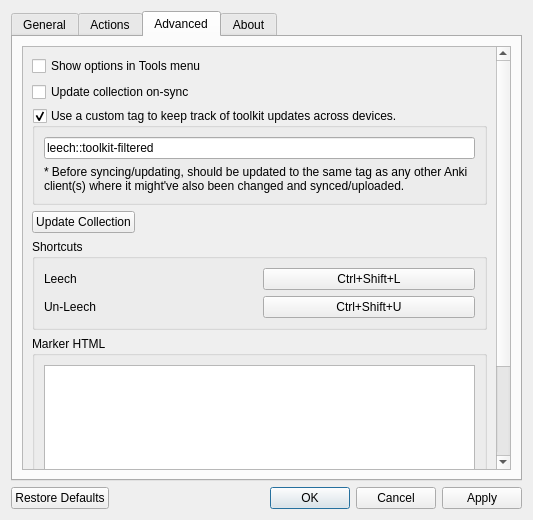
Old version of the form res/ui/options_dialog.ui in the repository iamjustkoi/LeechToolkit.
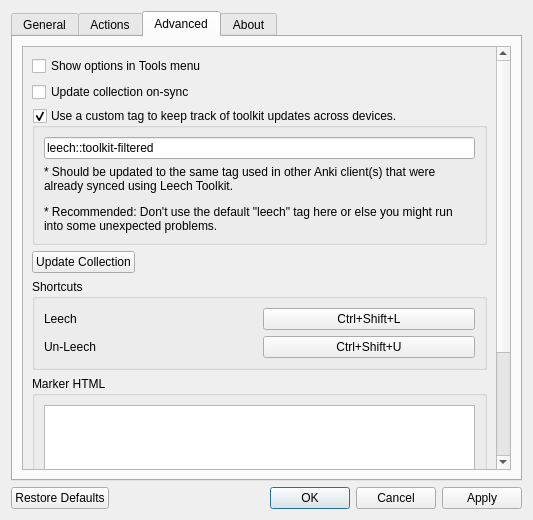
New version of the form. The open tabs and pages were chosen to show the change. Icons and pictures are not drawn.

Commit message: Updated some grammar and sync tagging warnings

Patch:
```diff
--- a/res/ui/options_dialog.ui
+++ b/res/ui/options_dialog.ui
@@ -268,7 +268,7 @@
             <x>0</x>
             <y>0</y>
             <width>472</width>
-            <height>513</height>
+            <height>538</height>
            </rect>
           </property>
           <property name="sizePolicy">
@@ -327,7 +327,7 @@
               <item>
                <widget class="QLabel" name="label">
                 <property name="text">
-                 <string>* Before syncing/updating, should be updated to the same tag as any other Anki client(s) where it might've also been changed and synced/uploaded.</string>
+                 <string>&lt;html&gt;&lt;head/&gt;&lt;body&gt;&lt;p&gt;* Should be updated to the same tag used in other Anki client(s) that were already synced using Leech Toolkit.&lt;/p&gt;&lt;p&gt;* Recommended: Don't use the default &amp;quot;leech&amp;quot; tag here or else you might run into some unexpected problems.&lt;/p&gt;&lt;/body&gt;&lt;/html&gt;</string>
                 </property>
                 <property name="wordWrap">
                  <bool>true</bool>
```
Left out of the diff: 6 changed lines with no effect on the pictures. The commit also changes 1 other file.
